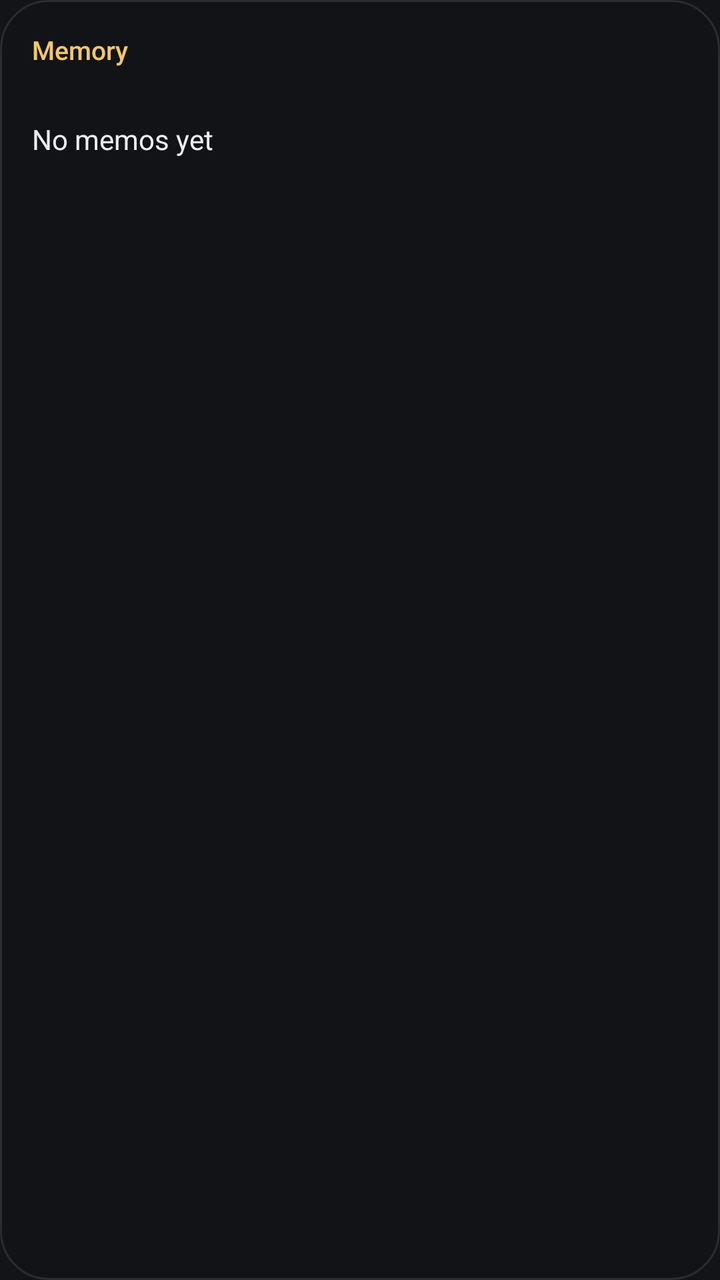
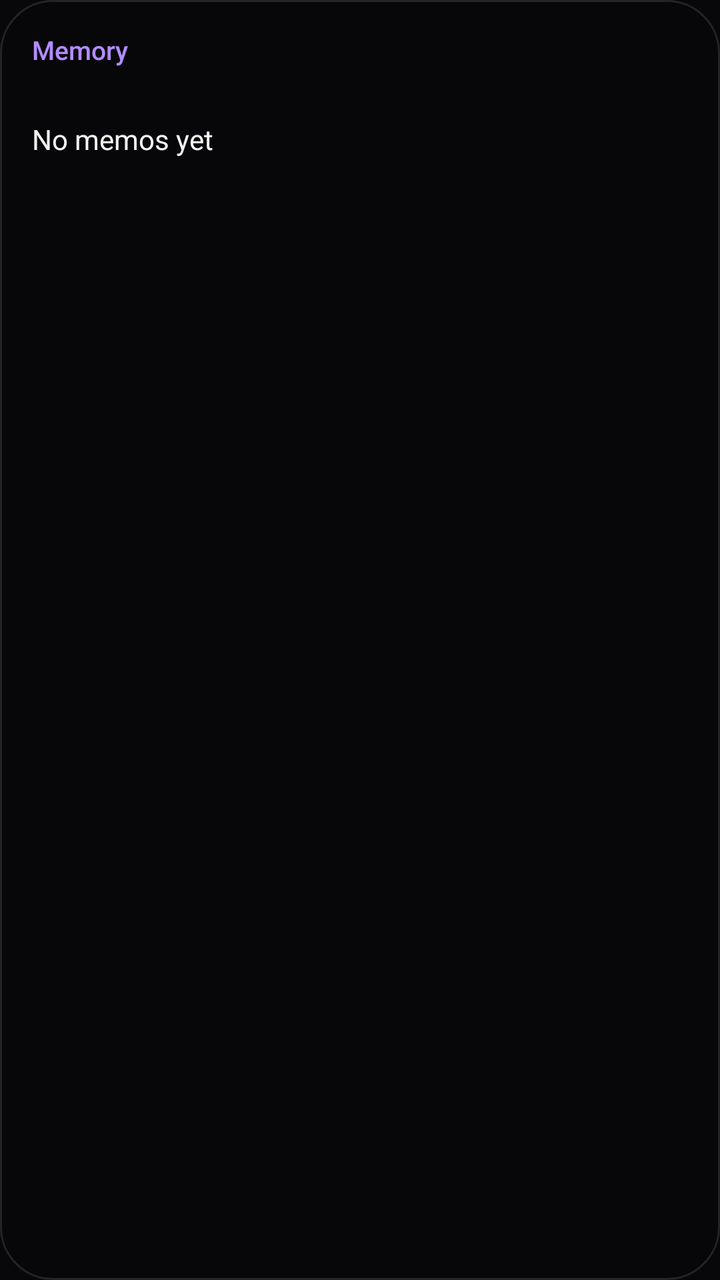

The first picture is an Android layout as it rendered before a commit; the second is the same layout after the commit. The layout source and the unified diff follow.
<!-- AndroidManifest.xml: application theme Theme.MemoCtrl -->
<!-- res/layout/widget_memory.xml -->
<?xml version="1.0" encoding="utf-8"?>
<LinearLayout xmlns:android="http://schemas.android.com/apk/res/android"
    android:id="@+id/widget_root"
    android:layout_width="match_parent"
    android:layout_height="match_parent"
    android:background="@drawable/widget_background"
    android:orientation="vertical"
    android:padding="16dp">

    <TextView
        android:id="@+id/memory_label"
        android:layout_width="wrap_content"
        android:layout_height="wrap_content"
        android:fontFamily="sans-serif-medium"
        android:text="@string/widget_memory_title"
        android:textColor="#FFF4C76B"
        android:textSize="13sp" />

    <TextView
        android:id="@+id/memory_date"
        android:layout_width="wrap_content"
        android:layout_height="wrap_content"
        android:layout_marginTop="2dp"
        android:textColor="#FF9AA1AD"
        android:textSize="12sp" />

    <TextView
        android:id="@+id/memory_content"
        android:layout_width="match_parent"
        android:layout_height="0dp"
        android:layout_marginTop="8dp"
        android:layout_weight="1"
        android:ellipsize="end"
        android:text="@string/widget_empty"
        android:textColor="#FFECEEF2"
        android:textSize="14sp" />
</LinearLayout>
<!-- resources referenced by this layout -->
<resources>
  <!-- drawable widget_background (drawable) -->
  <?xml version="1.0" encoding="utf-8"?>
  <shape xmlns:android="http://schemas.android.com/apk/res/android" android:shape="rectangle">
      <solid android:color="#F2121418" />
      <corners android:radius="24dp" />
      <stroke android:width="1dp" android:color="#1AFFFFFF" />
  </shape>
  <string name="widget_empty">No memos yet</string>
  <string name="widget_memory_title">Memory</string>
  <style name="Theme.MemoCtrl" parent="android:Theme.Material.NoActionBar">
          <item name="android:windowBackground">@color/window_bg</item>
          <item name="android:statusBarColor">@android:color/transparent</item>
          <item name="android:navigationBarColor">@android:color/transparent</item>
          <item name="android:windowLightStatusBar">false</item>
      </style>
  <color name="window_bg">#FF121418</color>
</resources>

<!-- the commit's change to res/layout/widget_memory.xml (unified diff, before → after) -->
@@ -13,7 +13,7 @@
         android:layout_height="wrap_content"
         android:fontFamily="sans-serif-medium"
         android:text="@string/widget_memory_title"
-        android:textColor="#FFF4C76B"
+        android:textColor="#FFB48CFF"
         android:textSize="13sp" />
 
     <TextView
@@ -21,7 +21,7 @@
         android:layout_width="wrap_content"
         android:layout_height="wrap_content"
         android:layout_marginTop="2dp"
-        android:textColor="#FF9AA1AD"
+        android:textColor="#FFA3A3AB"
         android:textSize="12sp" />
 
     <TextView
@@ -32,6 +32,6 @@
         android:layout_weight="1"
         android:ellipsize="end"
         android:text="@string/widget_empty"
-        android:textColor="#FFECEEF2"
+        android:textColor="#FFF4F4F2"
         android:textSize="14sp" />
 </LinearLayout>
<!-- resource entries referenced after the edit -->
@@ -3,9 +3,9 @@
   <!-- drawable widget_background (drawable) -->
   <?xml version="1.0" encoding="utf-8"?>
   <shape xmlns:android="http://schemas.android.com/apk/res/android" android:shape="rectangle">
-      <solid android:color="#F2121418" />
-      <corners android:radius="24dp" />
-      <stroke android:width="1dp" android:color="#1AFFFFFF" />
+      <solid android:color="#F208080A" />
+      <corners android:radius="26dp" />
+      <stroke android:width="1dp" android:color="#FF232328" />
   </shape>
   <string name="widget_empty">No memos yet</string>
   <string name="widget_memory_title">Memory</string>
@@ -14,7 +14,9 @@
           <item name="android:statusBarColor">@android:color/transparent</item>
           <item name="android:navigationBarColor">@android:color/transparent</item>
           <item name="android:windowLightStatusBar">false</item>
+          <item name="android:windowLightNavigationBar">false</item>
+          <item name="android:colorAccent">#FFB48CFF</item>
       </style>
-  <color name="window_bg">#FF121418</color>
+  <color name="window_bg">#FF08080A</color>
 </resources>
 
